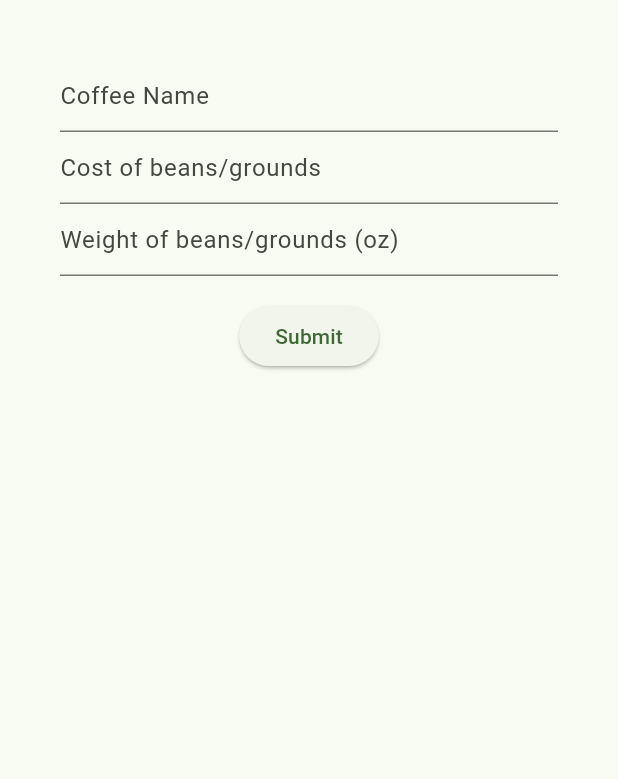
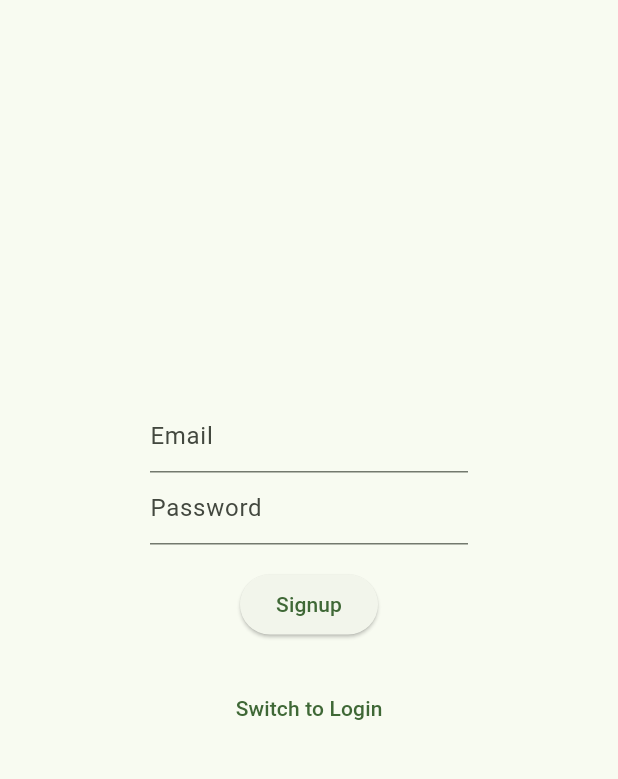
Before and after one commit to andrew-surratt/coffee-picker, a Flutter app: the screen it shows after launch, on a phone screen of 412 x 824 dp, the part 84-863 px from its top. Run offline on Flutter 3.47's test engine with Material 2 defaults, Android fonts, the phone set to English and light mode, and no system bars; our stand-ins replace firebase_auth, firebase_core, fl_chart, flutter_riverpod; accounts and stored records are empty; generated files the repository leaves out were written again.

Commit message:
Configure firebase auth for email/password, add login/signup screen (#12)
* Configure firebase auth for email/password, add login/signup screen

* Add network connection to mac app, update readme

```diff
--- a/lib/components/coffee_input.dart
+++ b/lib/components/coffee_input.dart
@@ -31,17 +31,17 @@ class CoffeeInput extends ConsumerWidget {
               buildFormFieldText(
                 controller: name,
                 hint: 'Coffee Name',
-                validationText: 'Please enter a coffee'
+                validationText: () => 'Please enter a coffee'
               ),
               buildFormFieldDouble(
                 controller: cost,
                 hint: 'Cost of beans/grounds',
-                validationText: 'Please enter an amount',
+                validationText: () => 'Please enter an amount',
               ),
               buildFormFieldDouble(
                 controller: weight,
                 hint: 'Weight of beans/grounds (oz)',
-                validationText: 'Please enter an amount',
+                validationText: () => 'Please enter an amount',
               ),
               Padding(
                 padding: const EdgeInsets.symmetric(vertical: 16.0),
--- /dev/null
+++ b/lib/components/login.dart
@@ -0,0 +1,200 @@
+import 'dart:async';
+import 'package:coffee_picker/components/coffee_input.dart';
+import 'package:coffee_picker/components/scaffold.dart';
+import 'package:firebase_auth/firebase_auth.dart';
+import 'package:flutter/foundation.dart';
+import 'package:flutter/material.dart';
+import 'package:flutter_riverpod/flutter_riverpod.dart';
+
+import '../services/auth.dart';
+import '../utils/forms.dart';
+
+enum LoginAction {
+  signup,
+  login,
+}
+
+class Login extends ConsumerStatefulWidget {
+  Login({super.key, required this.title});
+
+  final String title;
+  String usernameError = '';
+  String passwordError = '';
+
+  @override
+  ConsumerState<ConsumerStatefulWidget> createState() => _LoginState();
+}
+
+class _LoginState extends ConsumerState<Login> {
+  final _formKey = GlobalKey<FormState>();
+  final usernameField = TextEditingController();
+  final passwordField = TextEditingController();
+  final signupButtonName = 'Signup';
+  final loginButtonName = 'Login';
+  LoginAction currentLoginAction = LoginAction.signup;
+
+  @override
+  void initState() {
+    super.initState();
+    initCurrentLoginAction();
+  }
+
+  @override
+  Widget build(BuildContext context) {
+    var inputForm = Padding(
+        padding: const EdgeInsets.all(100),
+        child: Form(
+          key: _formKey,
+          child: Column(
+            crossAxisAlignment: CrossAxisAlignment.center,
+            mainAxisAlignment: MainAxisAlignment.center,
+            children: [
+              buildFormFieldText(
+                  controller: usernameField,
+                  hint: 'Email',
+                  validationText: () => widget.usernameError,
+                  emptyValidationText: 'Email is required.',
+                  textInputType: TextInputType.emailAddress,
+                  isInvalid: (_) => widget.usernameError.isNotEmpty),
+              buildFormFieldText(
+                  controller: passwordField,
+                  hint: 'Password',
+                  validationText: () => widget.passwordError,
+                  emptyValidationText: 'Password is required.',
+                  textInputType: TextInputType.visiblePassword,
+                  obscureText: true,
+                  isInvalid: (_) => widget.passwordError.isNotEmpty),
+              Padding(
+                padding: const EdgeInsets.symmetric(vertical: 16.0),
+                child: ElevatedButton(
+                  onPressed: handleLoginAction,
+                  child: Text(mapLoginActionToName(currentLoginAction)),
+                ),
+              ),
+              Padding(
+                padding: const EdgeInsets.symmetric(vertical: 5.0),
+                child: TextButton(
+                  onPressed: handleSwitchLoginAction,
+                  child: Text(
+                      "Switch to ${mapLoginActionToName(currentLoginAction, reversed: true)}"),
+                ),
+              ),
+            ],
+          ),
+        ));
+    return ScaffoldBuilder(body: inputForm, widgetTitle: widget.title);
+  }
+
+  void handleSwitchLoginAction() {
+    setState(() {
+      switchCurrentLoginAction();
+      if (kDebugMode) {
+        print({'Updated login state', currentLoginAction});
+      }
+    });
+  }
+
+  void handleLoginAction() {
+    final emailAddress = usernameField.value.text;
+    final password = passwordField.value.text;
+    clearLoginErrors();
+
+    switch (currentLoginAction) {
+      case LoginAction.signup:
+        signup(emailAddress, password)
+            .then(handleSignupSuccess, onError: handleSignupError);
+      case LoginAction.login:
+        login(emailAddress, password)
+            .then(handleLoginSuccess, onError: handleLoginError);
+    }
+  }
+
+  void navigateToHome() {
+    Navigator.push(
+      context,
+      MaterialPageRoute(
+          builder: (context) => CoffeeInput(
+                widgetTitle: widget.title,
+              )),
+    );
+  }
+
+  void handleSignupError(e) {
+    if (e is FirebaseAuthException) {
+      if (e.code == 'weak-password') {
+        widget.passwordError = 'The password must be more than 6 characters.';
+      } else if (e.code == 'email-already-in-use') {
+        widget.usernameError = 'The account already exists for that email.';
+      } else {
+        widget.passwordError = 'Error signing up.';
+      }
+    } else {
+      widget.passwordError = 'Error handling sign up.';
+    }
+    runFormValidation();
+  }
+
+  void handleLoginError(e) {
+    if (e is FirebaseAuthException) {
+      if (e.code == 'user-not-found') {
+        widget.usernameError = 'No user found for that email.';
+      } else if (e.code == 'wrong-password') {
+        widget.passwordError = 'Wrong password provided for that user.';
+      } else {
+        widget.passwordError = 'Error logging in.';
+      }
+    } else {
+      widget.passwordError = 'Error handling log in.';
+    }
+    runFormValidation();
+  }
+
+  void handleSignupSuccess(value) {
+    if (kDebugMode) {
+      print({'Created user ', value});
+    }
+    clearLoginErrors();
+    navigateToHome();
+  }
+
+  void handleLoginSuccess(value) {
+    if (kDebugMode) {
+      print({'User logged in ', value});
+    }
+    clearLoginErrors();
+    navigateToHome();
+  }
+
+  void clearLoginErrors() {
+    widget.usernameError = '';
+    widget.passwordError = '';
+    runFormValidation();
+  }
+
+  void runFormValidation() {
+    _formKey.currentState?.validate();
+  }
+
+  initCurrentLoginAction() {
+    currentLoginAction = LoginAction.signup;
+  }
+
+  switchCurrentLoginAction() {
+    currentLoginAction = reverseLoginAction(currentLoginAction);
+  }
+
+  String mapLoginActionToName(LoginAction loginAction,
+      {bool reversed = false}) {
+    return switch (reversed ? reverseLoginAction(loginAction) : loginAction) {
+      LoginAction.signup => signupButtonName,
+      LoginAction.login => loginButtonName,
+    };
+  }
+
+  LoginAction reverseLoginAction(LoginAction loginAction) {
+    return switch (loginAction) {
+      LoginAction.signup => LoginAction.login,
+      LoginAction.login => LoginAction.signup,
+    };
+  }
+}
--- a/lib/components/rating_input.dart
+++ b/lib/components/rating_input.dart
@@ -25,7 +25,7 @@ class RatingInput extends ConsumerWidget {
       ...nameToControllers.map((e) => buildFormFieldDouble(
           controller: e.controller,
           hint: "Rating of ${e.coffeeName} 1-10",
-          validationText: 'Please enter a rating 1-10',
+          validationText: () => 'Please enter a rating 1-10',
         isInvalid: (value) => value < 1 || value > 10
       )),
       buildSubmitButton(ref, coffeeData, context)
--- a/lib/components/scaffold.dart
+++ b/lib/components/scaffold.dart
@@ -19,7 +19,7 @@ class ScaffoldBuilder extends StatelessWidget {
         backgroundColor: themeData.colorScheme.inversePrimary,
         title: Text(widgetTitle),
       ),
-      body: body,
+      body: Center(child: body),
       floatingActionButton: onNextPressed != null ? FloatingActionButton.small(
         onPressed: onNextPressed,
         child: const Icon(Icons.navigate_next)
--- a/lib/main.dart
+++ b/lib/main.dart
@@ -1,6 +1,9 @@
-import 'package:coffee_picker/components/coffee_input.dart';
+import 'package:firebase_core/firebase_core.dart';
+import 'firebase_options.dart';
 import 'package:flutter/material.dart';
 import 'package:flutter_riverpod/flutter_riverpod.dart';
+
+import 'components/login.dart';
 
 void main() {
   runApp(const ProviderScope(child: MyApp()));
@@ -11,6 +14,9 @@
 
   @override
   Widget build(BuildContext context) {
+    Firebase.initializeApp(
+      options: DefaultFirebaseOptions.currentPlatform,
+    );
     return MaterialApp(
       title: 'Coffee Picker',
       theme: ThemeData(
@@ -34,6 +40,6 @@
 class _MyHomePageState extends State<MyHomePage> {
   @override
   Widget build(BuildContext context) {
-    return CoffeeInput(widgetTitle: widget.title);
+    return Login(title: widget.title);
   }
 }
--- a/lib/utils/forms.dart
+++ b/lib/utils/forms.dart
@@ -3,7 +3,7 @@ import 'package:flutter/material.dart';
 TextFormField buildFormFieldDouble({
   required TextEditingController controller,
   required String hint,
-  required String validationText,
+  required String Function() validationText,
   bool Function(double value)? isInvalid,
 }) {
   return buildTextFormField(
@@ -12,41 +12,55 @@ TextFormField buildFormFieldDouble({
       hint: hint,
       validationText: validationText,
       isInvalid: (value) {
-        return double.tryParse(value) == null || (isInvalid != null && isInvalid(double.parse(value)));
-      }
-  );
+        return double.tryParse(value) == null ||
+            (isInvalid != null && isInvalid(double.parse(value)));
+      });
 }
 
 TextFormField buildFormFieldText({
   required TextEditingController controller,
   required String hint,
-  required String validationText,
+  required String Function() validationText,
+  String? emptyValidationText,
+  TextInputType? textInputType,
+  bool obscureText = false,
+  bool Function(String value)? isInvalid,
 }) {
   return buildTextFormField(
-      controller: controller,
-      hint: hint,
-      validationText: validationText,
+    controller: controller,
+    hint: hint,
+    validationText: validationText,
+    emptyValidationText: emptyValidationText,
+    textInputType: textInputType,
+    obscureText: obscureText,
+    isInvalid: isInvalid,
   );
 }
 
 TextFormField buildTextFormField({
   required TextEditingController controller,
   required String hint,
-  required String validationText,
+  required String Function() validationText,
+  String? emptyValidationText,
   TextInputType? textInputType,
+  bool obscureText = false,
   bool Function(String value)? isInvalid,
 }) {
   return TextFormField(
     controller: controller,
     keyboardType: textInputType,
+    obscureText: obscureText,
     decoration: InputDecoration(
       hintText: hint,
     ),
     autovalidateMode: AutovalidateMode.onUserInteraction,
     validator: (String? value) {
-      if (value == null || value.isEmpty ||
-          (isInvalid != null && isInvalid(value))) {
-        return validationText;
+      if (value == null ||
+          value.isEmpty
+      ) {
+        return emptyValidationText ?? validationText();
+      } else if (isInvalid != null && isInvalid(value)) {
+        return validationText();
       }
       return null;
     },
--- a/pubspec.yaml
+++ b/pubspec.yaml
@@ -38,6 +38,8 @@ dependencies:
   cupertino_icons: ^1.0.2
   fl_chart: ^0.63.0
   flutter_riverpod: ^2.4.3
+  firebase_auth: ^4.10.1
+  firebase_core: ^2.17.0
 
 dev_dependencies:
   flutter_test:
```
Also changed, not shown: lib/services/auth.dart (added, +43 -0 lines), 18 other files.
